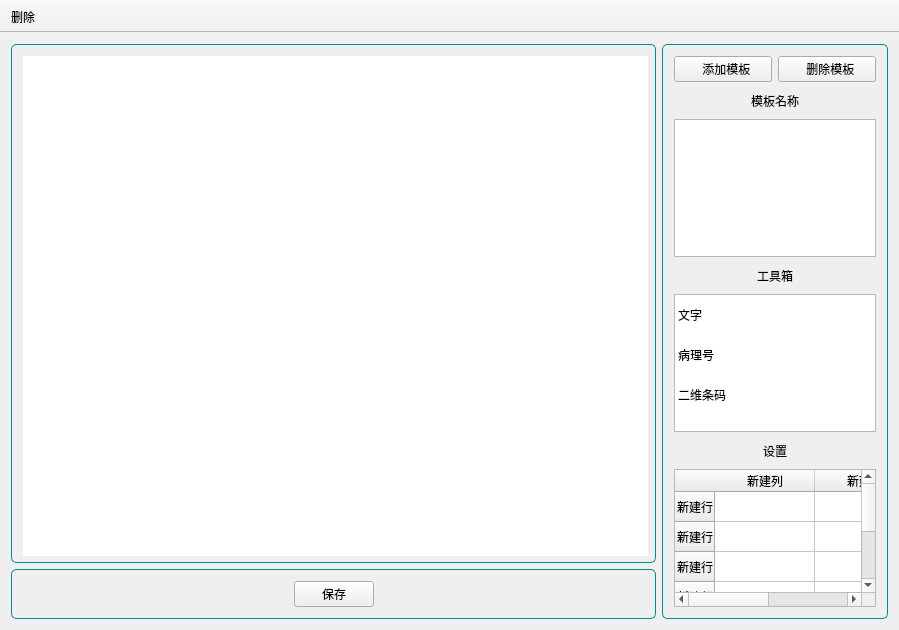
Above: printtemplate/templatesetup.ui from YYC572652645/PatholoSystem before the change. Below: the same form after it.
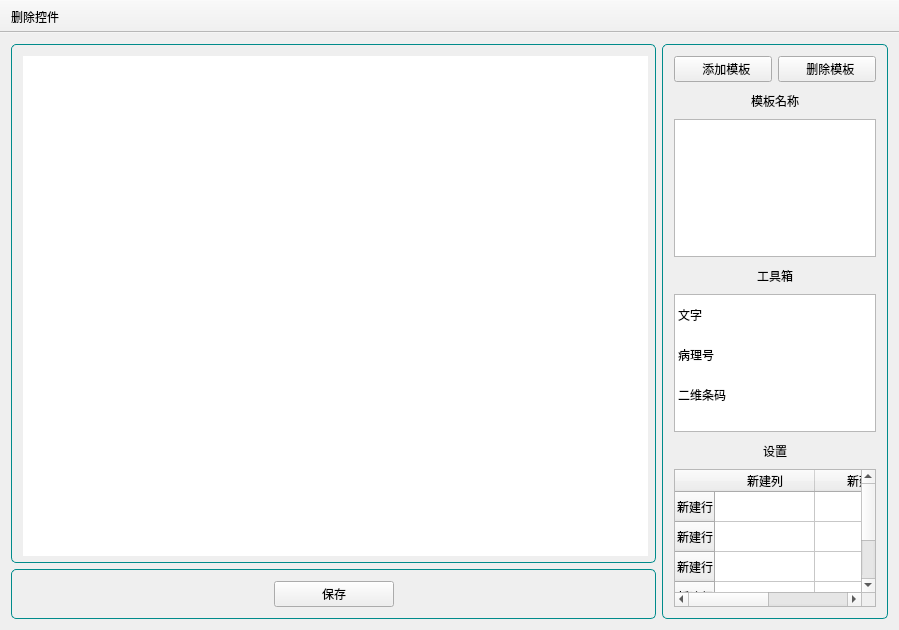
That is the form after the change. Icons and pictures are not drawn. Custom widgets are drawn as their Qt base class.

What changed in the file:
```diff
--- a/printtemplate/templatesetup.ui
+++ b/printtemplate/templatesetup.ui
@@ -127,6 +127,12 @@
              </item>
              <item>
               <widget class="QPushButton" name="pushButtonSave">
+               <property name="minimumSize">
+                <size>
+                 <width>120</width>
+                 <height>0</height>
+                </size>
+               </property>
                <property name="text">
                 <string>保存</string>
                </property>
@@ -421,11 +427,6 @@
                  <string>新建行</string>
                 </property>
                </row>
-               <row>
-                <property name="text">
-                 <string>新建行</string>
-                </property>
-               </row>
                <column>
                 <property name="text">
                  <string>新建列</string>
@@ -456,6 +457,9 @@
    <property name="movable">
     <bool>false</bool>
    </property>
+   <property name="toolButtonStyle">
+    <enum>Qt::ToolButtonIconOnly</enum>
+   </property>
    <attribute name="toolBarArea">
     <enum>TopToolBarArea</enum>
    </attribute>
@@ -470,7 +474,7 @@
      <normaloff>:/image/image/critical.png</normaloff>:/image/image/critical.png</iconset>
    </property>
    <property name="text">
-    <string>删除</string>
+    <string>删除控件</string>
    </property>
    <property name="toolTip">
     <string>删除</string>
```
Left out of the diff: 2 changed lines with no effect on the pictures.
